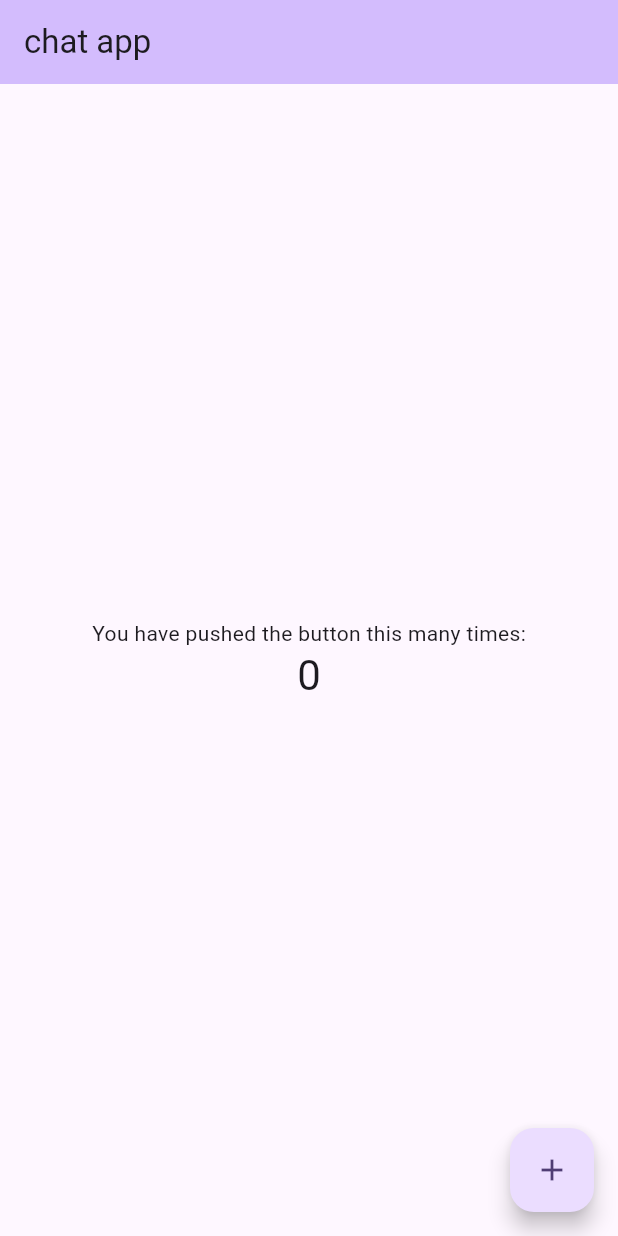
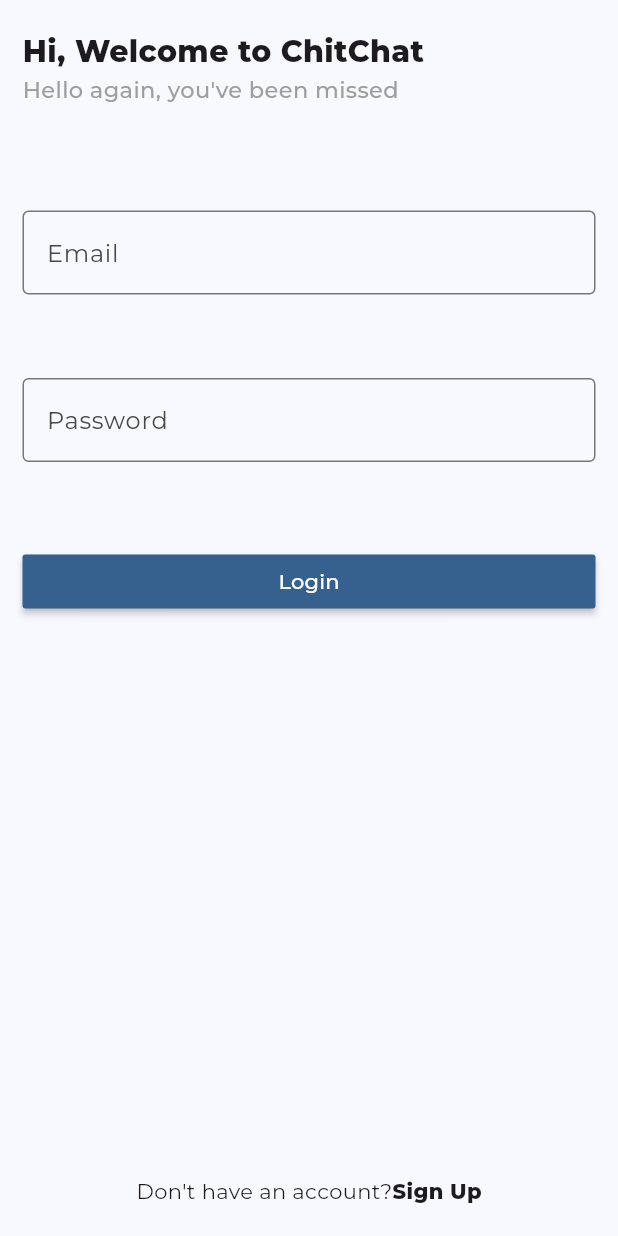
Before and after one commit to PhoenixBD-Dotcom/chitchat, a Flutter app: the screen it shows after launch, on a phone screen of 412 x 824 dp. Run offline on Flutter 3.47's test engine with Material 3 defaults, Android fonts, the phone set to English and light mode, and no system bars; our stand-ins replace firebase_analytics, firebase_core, google_fonts; accounts and stored records are empty.

Commit message:
Login page UI created

```diff
--- a/lib/main.dart
+++ b/lib/main.dart
@@ -1,6 +1,8 @@
+import 'package:chitchat/pages/login_page.dart';
 import 'package:chitchat/utils.dart';
 import 'package:firebase_analytics/firebase_analytics.dart';
 import 'package:flutter/material.dart';
+import 'package:google_fonts/google_fonts.dart';
 
 void main() async{
   await setup();
@@ -18,60 +20,14 @@ class MyApp extends StatelessWidget {
   @override
   Widget build(BuildContext context) {
     return MaterialApp(
+      debugShowCheckedModeBanner: false,
       title: 'Flutter Demo',
       theme: ThemeData(
-        colorScheme: ColorScheme.fromSeed(seedColor: Colors.deepPurple),
+        colorScheme: ColorScheme.fromSeed(seedColor: Colors.blue),
         useMaterial3: true,
+        textTheme:  GoogleFonts.montserratTextTheme(),
       ),
-      home: const MyHomePage(title: 'chat app'),
+      home: LoginPage(),
     );
   }
 }
-
-class MyHomePage extends StatefulWidget {
-  const MyHomePage({super.key, required this.title});
-
-  final String title;
-
-  @override
-  State<MyHomePage> createState() => _MyHomePageState();
-}
-
-class _MyHomePageState extends State<MyHomePage> {
-  int _counter = 0;
-
-  void _incrementCounter() {
-    setState(() {
-      _counter++;
-    });
-  }
-
-  @override
-  Widget build(BuildContext context) {
-    return Scaffold(
-      appBar: AppBar(
-        backgroundColor: Theme.of(context).colorScheme.inversePrimary,
-        title: Text(widget.title),
-      ),
-      body: Center(
-        child: Column(
-          mainAxisAlignment: MainAxisAlignment.center,
-          children: <Widget>[
-            const Text(
-              'You have pushed the button this many times:',
-            ),
-            Text(
-              '$_counter',
-              style: Theme.of(context).textTheme.headlineMedium,
-            ),
-          ],
-        ),
-      ),
-      floatingActionButton: FloatingActionButton(
-        onPressed: _incrementCounter,
-        tooltip: 'Increment',
-        child: const Icon(Icons.add),
-      ), // This trailing comma makes auto-formatting nicer for build methods.
-    );
-  }
-}
--- /dev/null
+++ b/lib/pages/login_page.dart
@@ -0,0 +1,127 @@
+import 'package:chitchat/widgets/custom_form_field.dart';
+import 'package:flutter/material.dart';
+
+class LoginPage extends StatefulWidget {
+  const LoginPage({super.key});
+
+  @override
+  State<LoginPage> createState() => _LoginPageState();
+}
+
+class _LoginPageState extends State<LoginPage> {
+  @override
+  Widget build(BuildContext context) {
+    return Scaffold(
+      resizeToAvoidBottomInset: false,
+      body: _buildUI(),
+    );
+  }
+
+  Widget _buildUI() {
+    return SafeArea(
+      child: Padding(
+        padding: const EdgeInsets.symmetric(
+          horizontal: 15.0,
+          vertical: 20.0,
+        ),
+        child: Column(
+          children: <Widget>[
+            _headerText(),
+            _loginForm(),
+            _createAnAccountLink()
+          ],
+        ),
+      ),
+    );
+  }
+
+  Widget _headerText() {
+    return SizedBox(
+      width: MediaQuery.sizeOf(context).width,
+      child: const Column(
+        mainAxisSize: MainAxisSize.max,
+        mainAxisAlignment: MainAxisAlignment.start,
+        crossAxisAlignment: CrossAxisAlignment.start,
+        children: [
+          Text(
+            "Hi, Welcome to ChitChat",
+            style: TextStyle(
+              fontSize: 20,
+              fontWeight: FontWeight.w800,
+            ),
+          ),
+          Text(
+            "Hello again, you've been missed",
+            style: TextStyle(
+              fontSize: 15,
+              fontWeight: FontWeight.w500,
+              color: Colors.grey,
+            ),
+          )
+        ],
+      ),
+    );
+  }
+
+  Widget _loginForm() {
+    return Container(
+      height: MediaQuery.sizeOf(context).height * 0.40,
+      margin: EdgeInsets.symmetric(
+        vertical: MediaQuery.sizeOf(context).height * 0.05,
+      ),
+      child: Form(
+        child: Column(
+          mainAxisSize: MainAxisSize.max,
+          mainAxisAlignment: MainAxisAlignment.spaceEvenly,
+          crossAxisAlignment: CrossAxisAlignment.center,
+          children: [
+            CustomFormField(
+              height: MediaQuery.sizeOf(context).height * 0.1,
+              hintText: "Email",
+            ),
+            CustomFormField(
+              height: MediaQuery.sizeOf(context).height * 0.1,
+              hintText: "Password",
+            ),
+            _loginButton(),
+          ],
+        ),
+      ),
+    );
+  }
+
+  Widget _loginButton() {
+    return SizedBox(
+      width: MediaQuery.sizeOf(context).width,
+      child: MaterialButton(
+        onPressed: () {},
+        color: Theme.of(context).colorScheme.primary,
+        child: const Text(
+          "Login",
+          style: TextStyle(
+            color: Colors.white,
+          ),
+        ),
+      ),
+    );
+  }
+
+  Widget _createAnAccountLink() {
+    return Expanded(
+      child: Row(
+        mainAxisSize: MainAxisSize.max,
+        mainAxisAlignment: MainAxisAlignment.center,
+        crossAxisAlignment: CrossAxisAlignment.end,
+        children: <Widget>[
+          Text("Don't have an account?"),
+          Text(
+            "Sign Up",
+            style: TextStyle(
+              fontWeight: FontWeight.w800,
+            ),
+          )
+        ],
+      ),
+    );
+  }
+}
--- /dev/null
+++ b/lib/widgets/custom_form_field.dart
@@ -0,0 +1,26 @@
+import 'package:flutter/material.dart';
+
+class CustomFormField extends StatelessWidget {
+  final String hintText;
+  final double height;
+  const CustomFormField({
+    super.key,
+    required this.hintText,
+    required this.height,
+  });
+
+  @override
+  Widget build(BuildContext context) {
+    return SizedBox(
+      height: height,
+      child: TextFormField(
+        decoration: InputDecoration(
+          hintText: hintText,
+          border: const OutlineInputBorder(),
+        ),
+      ),
+    );
+  }
+
+
+}
```
